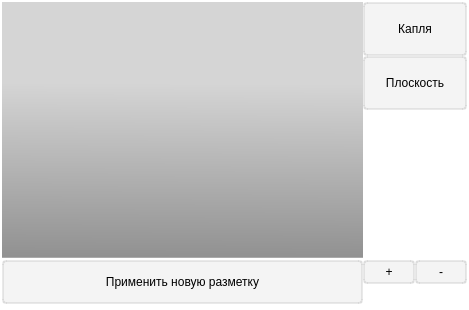
D1R1R/App-to-evaluate-a-contact-angle-2024, file ui_settings/ui/change_grid.ui: the form before one commit.
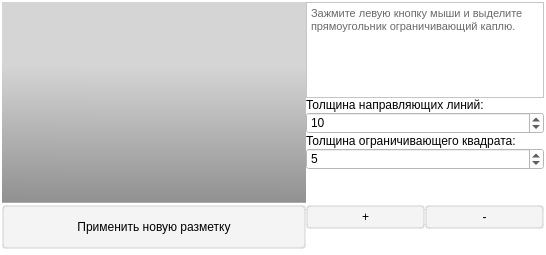
The form after the commit. Icons and pictures are not drawn.

Commit message: +++ CHANGE_GRID / MATH ERROR FIXED

```diff
--- a/ui_settings/ui/change_grid.ui
+++ b/ui_settings/ui/change_grid.ui
@@ -6,8 +6,8 @@
    <rect>
     <x>0</x>
     <y>0</y>
-    <width>469</width>
-    <height>310</height>
+    <width>546</width>
+    <height>255</height>
    </rect>
   </property>
   <property name="minimumSize">
@@ -112,46 +112,65 @@
            <number>20</number>
           </property>
           <item>
-           <widget class="QPushButton" name="chg_drop">
+           <widget class="QTextBrowser" name="textBrowser">
             <property name="styleSheet">
-             <string notr="true">QPushButton {
-   border: 2px solid rgba(199, 199, 199, 0.4);
-	border-radius: 4px;
-	background-color: rgba(199, 199, 199, 0.2);
-	min-height: 50px;
-	min-width: 100px;
-	color: rgb(0, 0, 0);
-}
-QPushButton:hover {
-   border: 0;
-	background-color: rgba(0, 0, 0, 0.3);
-	color: rgb(255, 255, 255);
-}</string>
+             <string notr="true">color: rgba(0, 0, 0, 150);
+font-size: 10px;
+max-width: 300px;
+max-height: 100px;</string>
             </property>
+            <property name="html">
+             <string>&lt;!DOCTYPE HTML PUBLIC &quot;-//W3C//DTD HTML 4.0//EN&quot; &quot;http://www.w3.org/TR/REC-html40/strict.dtd&quot;&gt;
+&lt;html&gt;&lt;head&gt;&lt;meta name=&quot;qrichtext&quot; content=&quot;1&quot; /&gt;&lt;style type=&quot;text/css&quot;&gt;
+p, li { white-space: pre-wrap; }
+&lt;/style&gt;&lt;/head&gt;&lt;body style=&quot; font-family:'MS Shell Dlg 2'; font-size:10px; font-weight:400; font-style:normal;&quot;&gt;
+&lt;p style=&quot; margin-top:0px; margin-bottom:0px; margin-left:0px; margin-right:0px; -qt-block-indent:0; text-indent:0px; -qt-user-state:131073;&quot;&gt;&lt;span style=&quot; font-size:8pt;&quot;&gt;Зажмите левую кнопку мыши и выделите прямоугольник ограничивающий каплю.&lt;/span&gt;&lt;/p&gt;&lt;/body&gt;&lt;/html&gt;</string>
+            </property>
+           </widget>
+          </item>
+          <item>
+           <widget class="QLabel" name="label">
+            <property name="styleSheet">
+             <string notr="true">color: rgb(0, 0, 0);</string>
+            </property>
             <property name="text">
-             <string>Капля</string>
+             <string>Толщина направляющих линий:</string>
             </property>
            </widget>
           </item>
           <item>
-           <widget class="QPushButton" name="chg_line">
+           <widget class="QSpinBox" name="width_spin">
             <property name="styleSheet">
-             <string notr="true">QPushButton {
-   border: 2px solid rgba(199, 199, 199, 0.4);
-	border-radius: 4px;
-	background-color: rgba(199, 199, 199, 0.2);
-	min-height: 50px;
-	min-width: 100px;
-	color: rgb(0, 0, 0);
-}
-QPushButton:hover {
-   border: 0;
-	background-color: rgba(0, 0, 0, 0.3);
-	color: rgb(255, 255, 255);
-}</string>
+             <string notr="true">color: rgb(0, 0, 0);</string>
             </property>
+            <property name="minimum">
+             <number>0</number>
+            </property>
+            <property name="value">
+             <number>10</number>
+            </property>
+           </widget>
+          </item>
+          <item>
+           <widget class="QLabel" name="label_2">
+            <property name="styleSheet">
+             <string notr="true">color: rgb(0, 0, 0);</string>
+            </property>
             <property name="text">
-             <string>Плоскость</string>
+             <string>Толщина ограничивающего квадрата:</string>
+            </property>
+           </widget>
+          </item>
+          <item>
+           <widget class="QSpinBox" name="width_spin2">
+            <property name="styleSheet">
+             <string notr="true">color: rgb(0, 0, 0);</string>
+            </property>
+            <property name="minimum">
+             <number>0</number>
+            </property>
+            <property name="value">
+             <number>5</number>
             </property>
            </widget>
           </item>
```
The commit also changes 5 other files.
